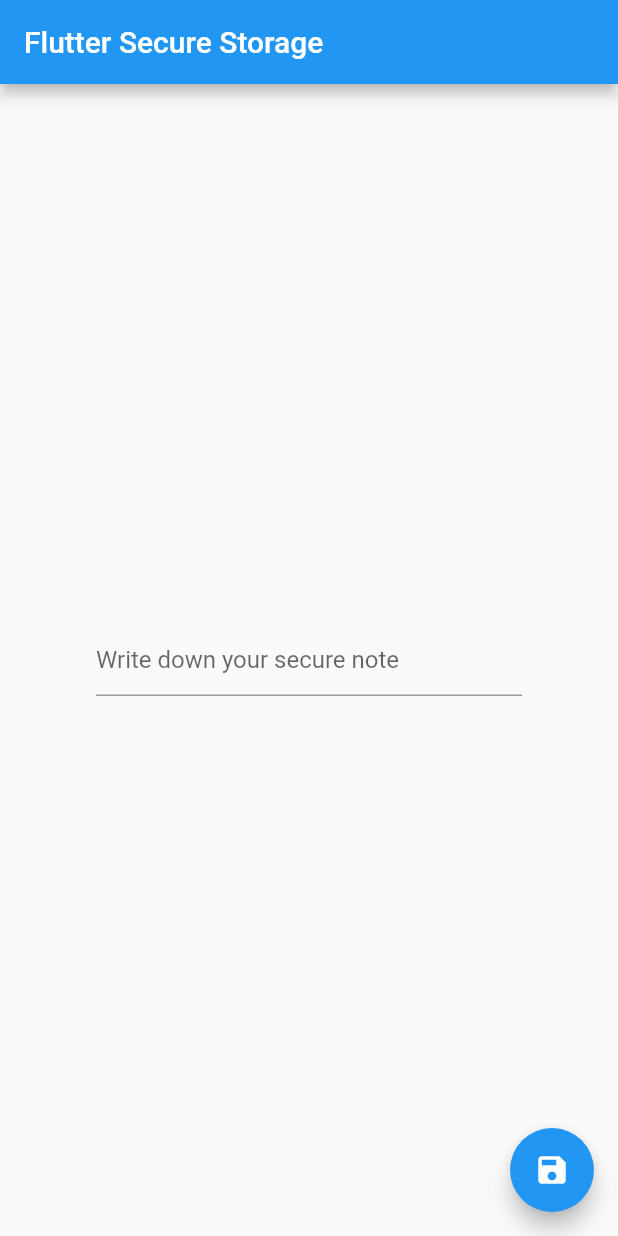
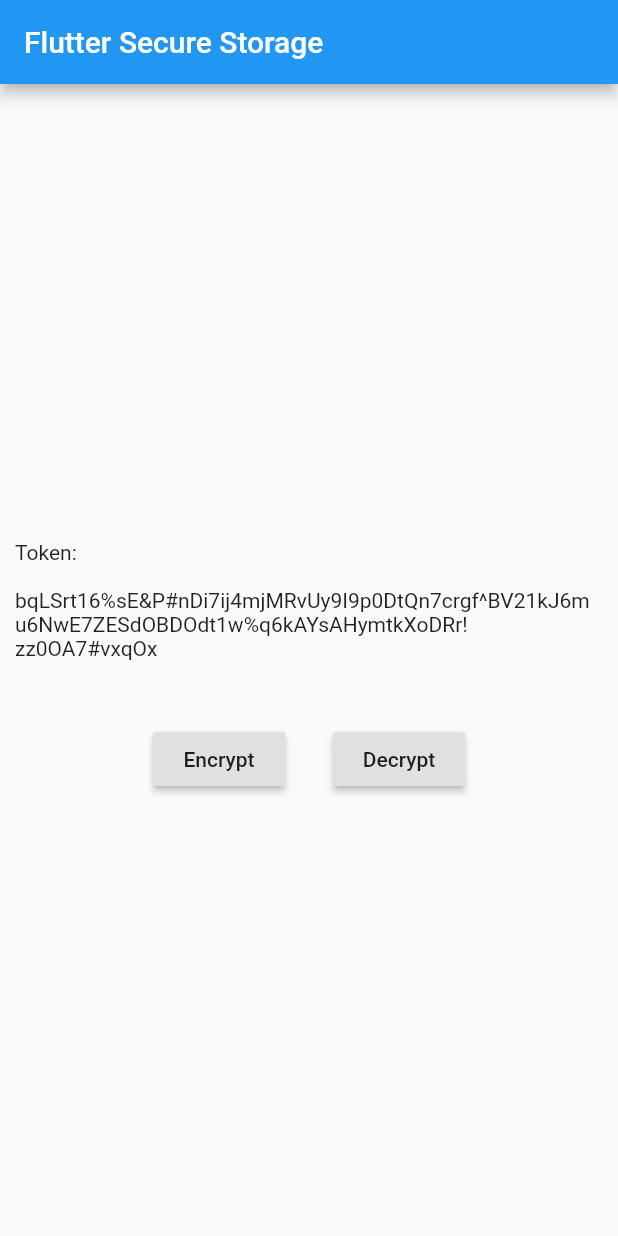
Before and after one commit to havir-fs/Flutter-Secure-Storage, a Flutter app: the screen it shows after launch, on a phone screen of 412 x 824 dp. Run offline on Flutter 3.47's test engine with Material 2 defaults, Android fonts, the phone set to English and light mode, and no system bars; our stand-ins replace flutter_secure_storage, fluttertoast.

Commit message:
Refine code

```diff
--- a/lib/main.dart
+++ b/lib/main.dart
@@ -1,5 +1,6 @@
 import 'package:flutter/material.dart';
 import 'package:flutter_secure_storage/flutter_secure_storage.dart';
+import 'package:fluttertoast/fluttertoast.dart';
 
 const String SECURE_NOTE_KEY = "SECURE_NOTE_KEY";
 
@@ -15,7 +16,9 @@ class MyApp extends StatelessWidget {
       theme: ThemeData(
         primarySwatch: Colors.blue,
       ),
-      home: MyHomePage(title: 'Flutter Secure Storage'),
+      home: MyHomePage(
+        title: "Flutter Secure Storage",
+      ),
     );
   }
 }
@@ -30,45 +33,50 @@ class MyHomePage extends StatefulWidget {
 }
 
 class _MyHomePageState extends State<MyHomePage> {
-  TextEditingController secureNoteController;
+  FlutterSecureStorage storage;
+
+  String _encryptionTime;
+  String _decryptionTime;
+
+  String _sampleToken =
+      "bqLSrt16%sE&P#nDi7ij4mjMRvUy9I9p0DtQn7crgf^BV21kJ6mu6NwE7ZESdOBDOdt1w%q6kAYsAHymtkXoDRr!zz0OA7#vxqOx";
 
   @override
   void initState() {
     super.initState();
-    secureNoteController = TextEditingController();
+    storage = FlutterSecureStorage();
   }
 
   @override
   void dispose() {
-    secureNoteController.dispose();
     super.dispose();
+    storage = null;
   }
 
-  void _saveSecureNote() async {
+  void _encrypt() async {
+    Stopwatch stopwatch = new Stopwatch()..start();
+
     //write to the secure storage
-    final storage = FlutterSecureStorage();
-    await storage.write(key: SECURE_NOTE_KEY, value: secureNoteController.text);
+    await storage.write(key: SECURE_NOTE_KEY, value: _sampleToken);
+
+    print('****** encrypting and saving executed in ${stopwatch.elapsed}');
+    print(
+        '****** encrypting and saving executed in (mili) ${stopwatch.elapsedMilliseconds}');
+
+    Fluttertoast.showToast(msg: "Token succesfully stored and encrypted!");
+  }
+
+  void _decrypt() async {
+    Stopwatch stopwatch2 = new Stopwatch()..start();
 
     //read from the secure storage
     String value = await storage.read(key: SECURE_NOTE_KEY);
 
-    return showDialog(
-      context: context,
-      builder: (context) {
-        return AlertDialog(
-          title: Text("Alert"),
-          content: Text("\"$value\" securely saved!"),
-          actions: <Widget>[
-            FlatButton(
-              child: Text("OK"),
-              onPressed: () {
-                Navigator.of(context).pop();
-              },
-            )
-          ],
-        );
-      },
-    );
+    print('&&&&&&&& decrypting and reading executed in ${stopwatch2.elapsed}');
+    print(
+        '&&&&&&&& decrypting and reading executed in ${stopwatch2.elapsedMilliseconds}');
+
+    Fluttertoast.showToast(msg: "Decrypted Token is:\n$value");
   }
 
   @override
@@ -82,23 +90,33 @@ class _MyHomePageState extends State<MyHomePage> {
           mainAxisAlignment: MainAxisAlignment.center,
           children: <Widget>[
             Padding(
-              padding: const EdgeInsets.only(left: 64, right: 64),
-              child: TextField(
-                decoration:
-                    InputDecoration(hintText: 'Write down your secure note'),
-                controller: secureNoteController,
-              ),
+                padding: EdgeInsets.all(10),
+                child: SelectableText("Token:\n\n$_sampleToken")),
+            SizedBox(
+              height: 32,
             ),
+            Row(
+              mainAxisAlignment: MainAxisAlignment.center,
+              children: <Widget>[
+                RaisedButton(
+                  child: Text("Encrypt"),
+                  onPressed: () {
+                    _encrypt();
+                  },
+                ),
+                SizedBox(
+                  width: 32,
+                ),
+                RaisedButton(
+                  child: Text("Decrypt"),
+                  onPressed: () {
+                    _decrypt();
+                  },
+                ),
+              ],
+            )
           ],
         ),
-      ),
-      floatingActionButton: FloatingActionButton(
-        onPressed: () {
-          if (secureNoteController.text.trim() != "" &&
-              secureNoteController.text != null) _saveSecureNote();
-        },
-        tooltip: 'Save',
-        child: Icon(Icons.save),
       ),
     );
   }
--- a/pubspec.yaml
+++ b/pubspec.yaml
@@ -20,6 +20,7 @@ dependencies:
   flutter:
     sdk: flutter
   flutter_secure_storage:
+  fluttertoast:
 
   # The following adds the Cupertino Icons font to your application.
   # Use with the CupertinoIcons class for iOS style icons.
```
Also changed, not shown: pubspec.lock.
